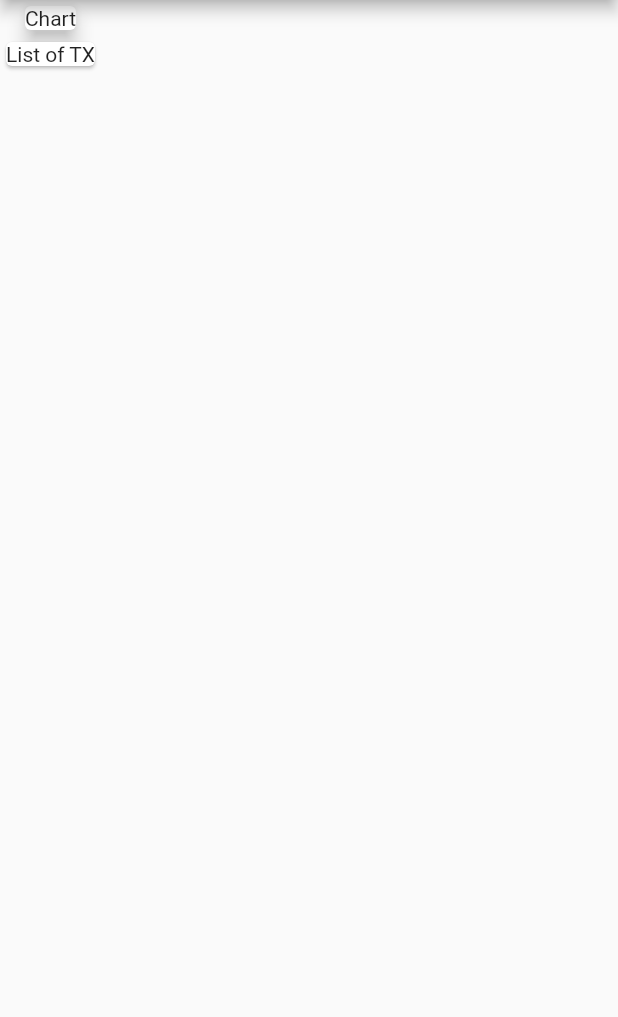
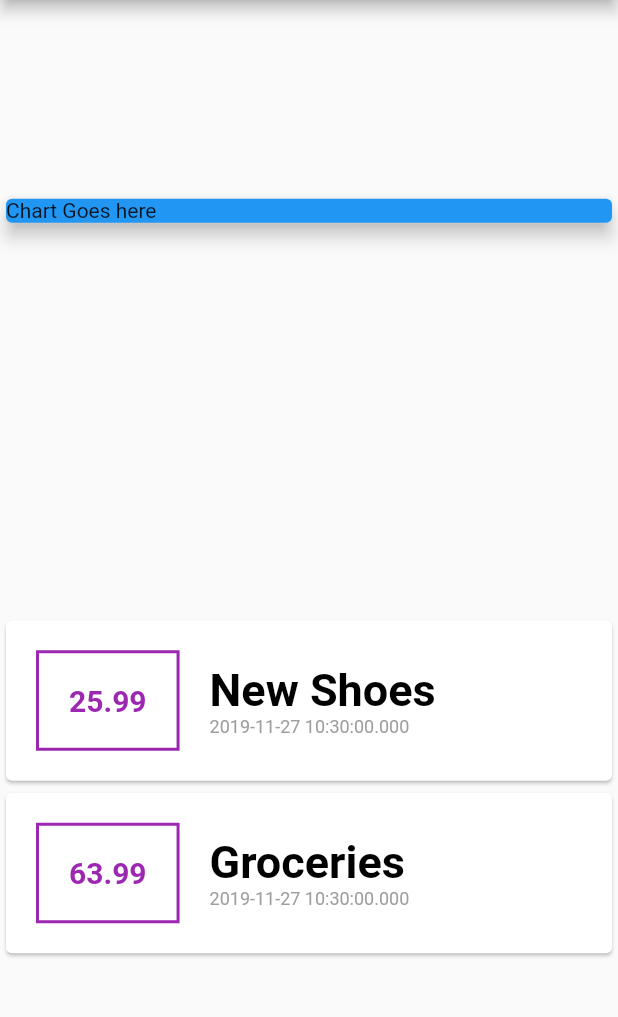
Before and after one commit to keitheyre/expense_planner, a Flutter app: the screen it shows after launch, on a phone screen of 412 x 824 dp, the part 84-1101 px from its top. Run offline on Flutter 3.47's test engine with Material 2 defaults, Android fonts, the phone set to English and light mode, and no system bars.

Commit message:
Adding 2 items to a Column to simulate a list. Style each part of the widgets. Change to look different than instructors

```diff
--- a/lib/main.dart
+++ b/lib/main.dart
@@ -1,4 +1,6 @@
+import 'package:expense_planner/transaction.dart';
 import 'package:flutter/material.dart';
+import './transaction.dart';
 
 void main() => runApp(MyApp());
 
@@ -7,7 +9,7 @@ class MyApp extends StatelessWidget {
   @override
   Widget build(BuildContext context) {
     return MaterialApp(
-      title: 'Flutter Demo',
+      title: 'Expense App',
       home: MyHomePage(),
     );
   }
@@ -16,22 +18,79 @@ class MyApp extends StatelessWidget {
 class MyHomePage extends StatelessWidget {
   @override
   Widget build(BuildContext context) {
+    final List<Transaction> transactions = [
+      Transaction(
+          id: "001", title: "New Shoes", amount: 25.99, date: DateTime.now()),
+      Transaction(
+          id: "002", title: "Groceries", amount: 63.99, date: DateTime.now()),
+    ];
+
     return Scaffold(
       appBar: AppBar(
         title: Text("Expense App"),
       ),
       body: Column(
+        mainAxisAlignment: MainAxisAlignment.spaceAround,
         children: <Widget>[
-            Card(
-              child: Text("Chart"),
+          Container(
+            width: double.infinity,
+            child: Card(
+              color: Colors.blue,
+              child: Text("Chart Goes here"),
               elevation: 5,
             ),
-            Card(
-              child: Text("List of TX"),
-            )
+          ),
+          Column(
+              children: transactions.map((transaction) {
+            return Card(
+              child: Row(
+                children: <Widget>[
+                  //! Container for the amount on the left
+                  Container(
+                    margin: EdgeInsets.all(20),
+                    child: Text(
+                      transaction.amount.toString(),
+                      style: TextStyle(
+                        fontWeight: FontWeight.bold,
+                        fontSize: 20,
+                        color: Colors.purple,
+                      ),
+                    ),
+                    decoration: BoxDecoration(
+                      border: Border.all(
+                        color: Colors.purple,
+                        width: 2,
+                      ),
+                    ),
+                    padding: EdgeInsets.all(20),
+                  ),
+                  //! Column for the title and the date ontop of one another
+                  Column(
+                    crossAxisAlignment: CrossAxisAlignment.start,
+                    children: <Widget>[
+                      Text(
+                        transaction.title,
+                        style: TextStyle(
+                          fontWeight: FontWeight.bold,
+                          color: Colors.black,
+                          fontSize: 30
+                        ),
+                      ),
+                      Text(
+                        transaction.date.toString(),
+                        style: TextStyle(
+                          fontSize: 12,
+                          color: Colors.grey,
+                        ),
+                      ),
                     ],
-
-
-        ));
+                  ),
+                ],
+              ),
+            );
+          }).toList()),
+        ],
+      ),
+    );
   }
 }
--- /dev/null
+++ b/lib/transaction.dart
@@ -0,0 +1,10 @@
+import 'package:flutter/foundation.dart';
+
+class Transaction {
+  final String id;
+  final String title;
+  final double amount;
+  final DateTime date;
+
+  Transaction({@required this.id, @required this.title, @required this.amount, @required this.date});
+}
```
Also changed, not shown: pubspec.lock, 1 other file. Lines whose indentation alone changed are shown as unchanged.
